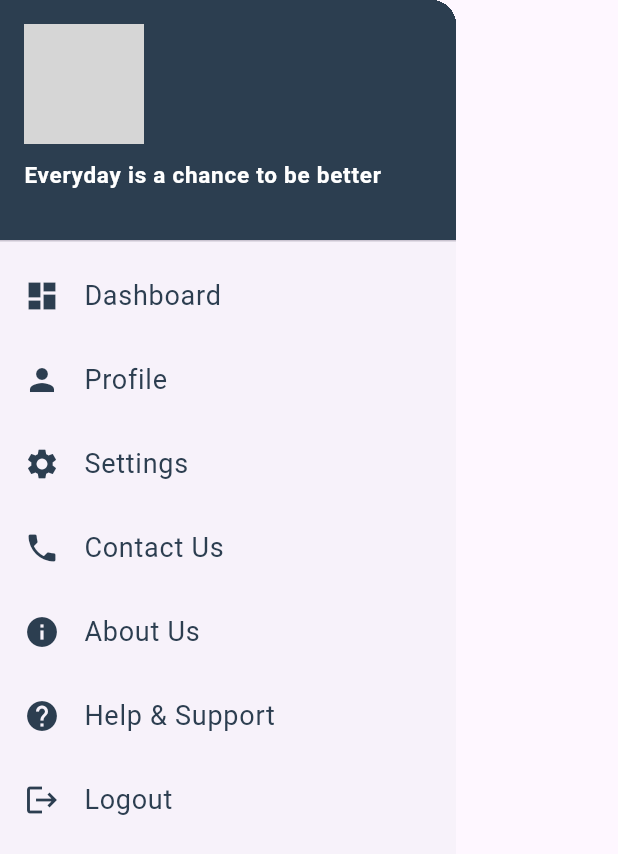
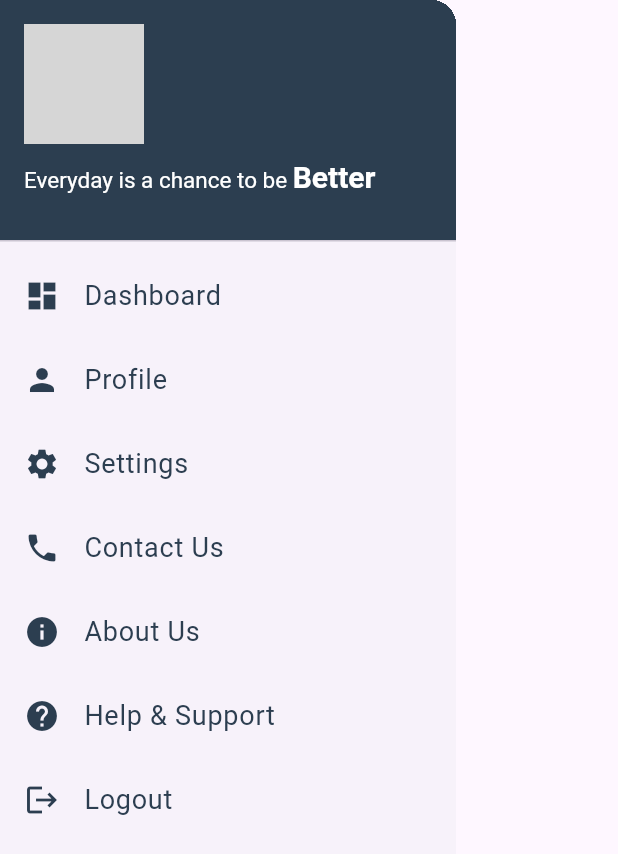
Before and after one commit to 0420aaditya/Task_manager, a Flutter app: the AppDrawer widget shown alone on an empty page, opened directly, on a phone screen of 412 x 824 dp. Shown: the top 854 px of the screen. Run offline on Flutter 3.47's test engine with Material 3 defaults, Android fonts, the phone set to English and light mode, and no system bars; our stand-ins replace cloud_firestore, firebase_auth, firebase_core, firebase_messaging, flutter_local_notifications; accounts and stored records are empty; grey boxes are pictures that could not be loaded.

Commit message:
font changes

```diff
--- a/lib/widgets/appDrawer.dart
+++ b/lib/widgets/appDrawer.dart
@@ -28,12 +28,25 @@ class AppDrawer extends StatelessWidget {
                   radius: 40,
                 ),
                 SizedBox(height: 10),
-                Text(
-                  'Everyday is a chance to be better',
-                  style: TextStyle(
-                    color: Colors.white,
-                    fontSize: 15,
-                    fontWeight: FontWeight.bold,
+                RichText(
+                  text: TextSpan(
+                    children: [
+                      TextSpan(
+                        text: 'Everyday is a chance to be ',
+                        style: TextStyle(
+                          color: Colors.white,
+                          fontSize: 15,
+                        ),
+                      ),
+                      TextSpan(
+                        text: 'Better',
+                        style: TextStyle(
+                          color: Colors.white,
+                          fontSize: 20, // Adjust the font size for 'Better'
+                          fontWeight: FontWeight.bold,
+                        ),
+                      ),
+                    ],
                   ),
                 ),
               ],
```
